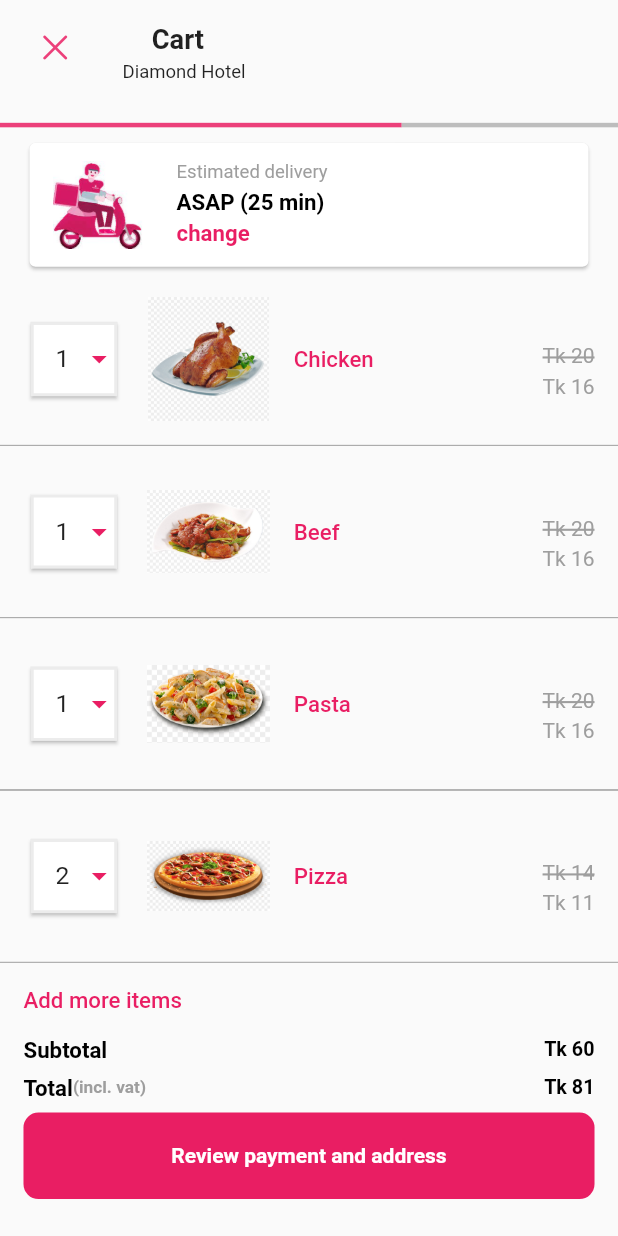
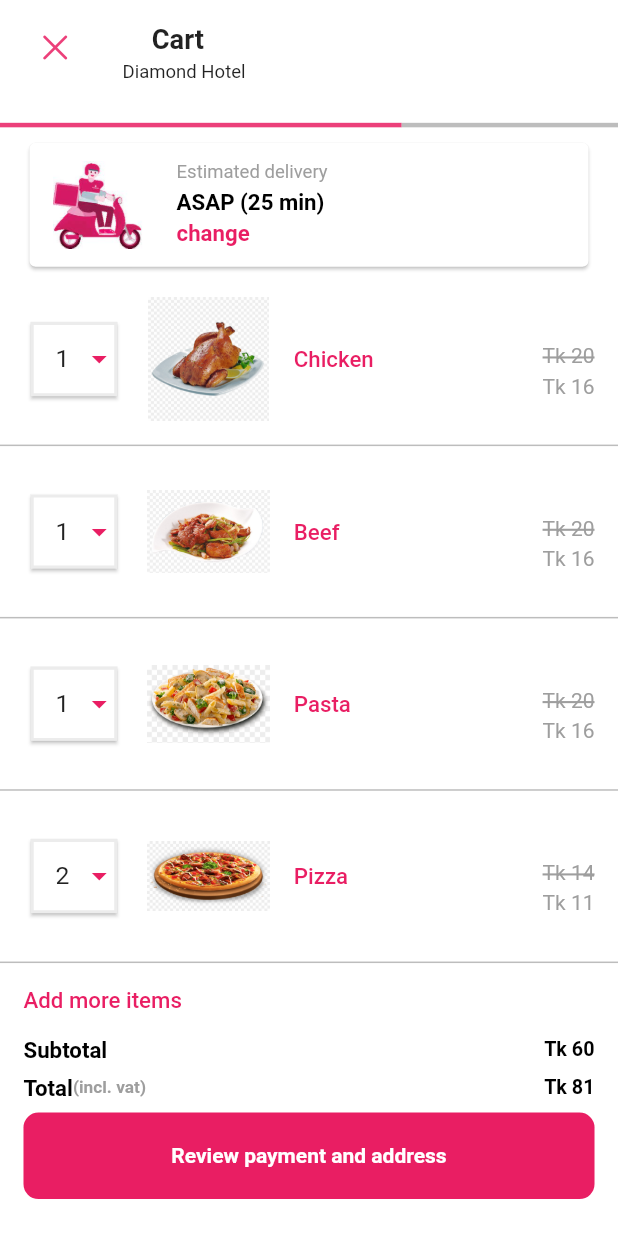
Before and after one commit to mostofashawon/food_delevery, a Flutter app: the screen it shows after launch, on a phone screen of 412 x 824 dp. Run offline on Flutter 3.47's test engine with Material 2 defaults, Android fonts, the phone set to English and light mode, and no system bars.

Commit message:
final commit

```diff
--- a/lib/main.dart
+++ b/lib/main.dart
@@ -35,6 +35,7 @@ class _MyHomePageState extends State<MyHomePage> {
     var screenWidth = MediaQuery.of(context).size.width;
 
     return Scaffold(
+      backgroundColor: Colors.white,
       body: SingleChildScrollView(
         child: Column(
           crossAxisAlignment: CrossAxisAlignment.start,
@@ -246,7 +247,8 @@ class _MyHomePageState extends State<MyHomePage> {
             ),
             SizedBox(height: screenHeight * 0.010,),
             Divider(
-              color: Colors.grey,
+              color: Colors.grey.shade400,
+              thickness: 1.0,
             ),
             SizedBox(height: screenHeight * 0.010,),
             Row(
@@ -346,7 +348,8 @@ class _MyHomePageState extends State<MyHomePage> {
             ),
             SizedBox(height: screenHeight * 0.010,),
             Divider(
-              color: Colors.grey,
+              color: Colors.grey.shade400,
+              thickness: 1.0,
             ),
             SizedBox(height: screenHeight * 0.010,),
             Row(
@@ -446,7 +449,7 @@ class _MyHomePageState extends State<MyHomePage> {
             ),
             SizedBox(height: screenHeight * 0.010,),
             Divider(
-              color: Colors.grey,
+              color: Colors.grey.shade400,
               thickness: 1.0,
             ),
             SizedBox(height: screenHeight * 0.010,),
@@ -547,7 +550,8 @@ class _MyHomePageState extends State<MyHomePage> {
             ),
             SizedBox(height: screenHeight * 0.010,),
             Divider(
-              color: Colors.grey,
+              color: Colors.grey.shade400,
+              thickness: 1.0,
             ),
             SizedBox(height: screenHeight * 0.010,),
             Padding(
```
